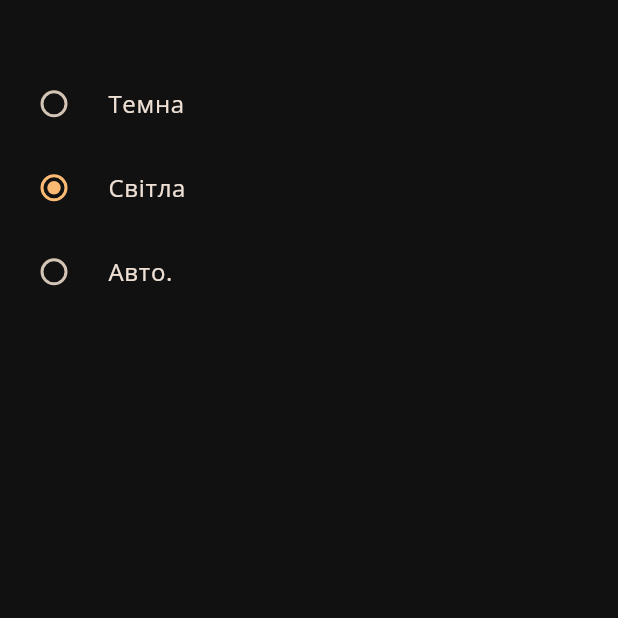
After one commit to kobetskiy/traktor_family_gastro_bar, a Flutter app: the ThemeScreen screen opened directly, scrolled down 56 dp, after a tap on "Світла", on a phone screen of 412 x 824 dp, the top half of it. The commit adds this screen. Run offline on Flutter 3.47's test engine with Material 3 defaults, Android fonts, the phone set to English and light mode, and no system bars; our stand-ins replace bloc, cached_network_image, cloud_firestore, connectivity_plus, equatable, firebase_core and 1 more; accounts and stored records are empty; network calls fail.

Commit message:
added theme screen

```diff
--- /dev/null
+++ b/lib/features/settings/view/main_section_screens/main_section_screens.dart
@@ -0,0 +1,4 @@
+export 'language_screen.dart';
+export 'personal_information_screen.dart';
+export 'theme_screen.dart';
+export 'notification_screen.dart';
--- /dev/null
+++ b/lib/features/settings/view/main_section_screens/theme_screen.dart
@@ -0,0 +1,62 @@
+import 'package:flutter/material.dart';
+import 'package:traktor_family_gastro_bar/features/widgets/app_bar_widget.dart';
+import 'package:traktor_family_gastro_bar/generated/l10n.dart';
+
+class ThemeScreen extends StatefulWidget {
+  const ThemeScreen({super.key});
+
+  @override
+  State<ThemeScreen> createState() => _ThemeScreenState();
+}
+
+enum ThemeValues { dark, light, auto }
+
+class _ThemeScreenState extends State<ThemeScreen> {
+  ThemeValues? _currentValue = ThemeValues.dark;
+
+  @override
+  Widget build(BuildContext context) {
+    return Scaffold(
+      body: SafeArea(
+        child: NestedScrollView(
+          floatHeaderSlivers: true,
+          headerSliverBuilder: (context, innerBoxIsScrolled) => [
+            AppBarWidget(title: S.of(context).theme),
+          ],
+          body: Column(
+            children: [
+              SizedBox(height: MediaQuery.of(context).size.height * 0.05),
+              RadioListTile<ThemeValues>(
+                title: const Text('Темна'),
+                value: ThemeValues.dark,
+                groupValue: _currentValue,
+                onChanged: (ThemeValues? value) {
+                  _currentValue = value;
+                  setState(() {});
+                },
+              ),
+              RadioListTile<ThemeValues>(
+                title: const Text('Світла'),
+                value: ThemeValues.light,
+                groupValue: _currentValue,
+                onChanged: (ThemeValues? value) {
+                  _currentValue = value;
+                  setState(() {});
+                },
+              ),
+              RadioListTile<ThemeValues>(
+                title: const Text('Авто.'),
+                value: ThemeValues.auto,
+                groupValue: _currentValue,
+                onChanged: (ThemeValues? value) {
+                  _currentValue = value;
+                  setState(() {});
+                },
+              ),
+            ],
+          ),
+        ),
+      ),
+    );
+  }
+}
```
Also changed, not shown: lib/features/settings/view/main_section_screens/language_screen.dart (added, +10 -0 lines), lib/features/settings/view/main_section_screens/notification_screen.dart (added, +10 -0 lines), lib/features/settings/view/main_section_screens/personal_information_screen.dart (added, +10 -0 lines), lib/features/settings/widgets/settings_sections/settings_main_section.dart (+12 -0 lines).
